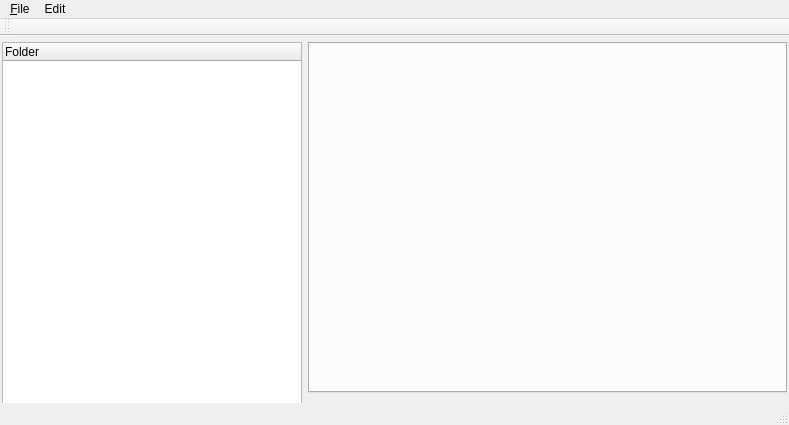
Old version of the form Tutorial.ui in the repository guanxiaohan/QtWidgetsApplication2.
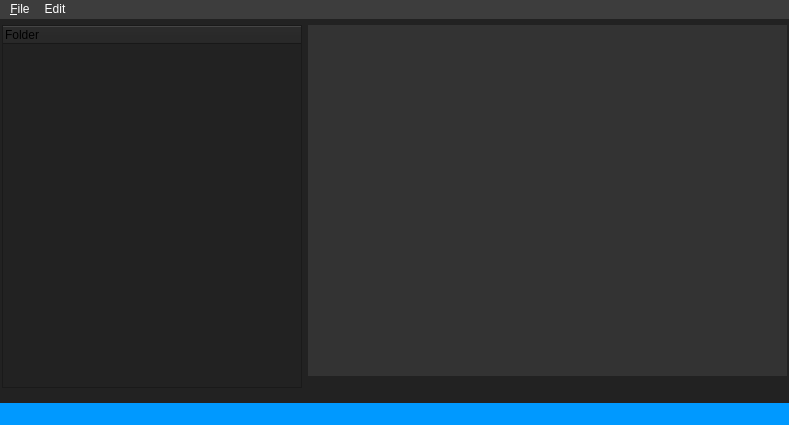
New version of the form. Icons and pictures are not drawn.

What changed in the file:
```diff
--- a/Tutorial.ui
+++ b/Tutorial.ui
@@ -17,6 +17,9 @@
    <iconset>
     <normaloff>bitmap1.bmp</normaloff>bitmap1.bmp</iconset>
   </property>
+  <property name="styleSheet">
+   <string notr="true">background-color:#222222;</string>
+  </property>
   <widget class="QWidget" name="centralWidget">
    <widget class="QWidget" name="gridLayoutWidget">
     <property name="geometry">
@@ -70,9 +73,15 @@
          <height>16777215</height>
         </size>
        </property>
+       <property name="styleSheet">
+        <string notr="true"/>
+       </property>
        <property name="editTriggers">
         <set>QAbstractItemView::NoEditTriggers</set>
        </property>
+       <property name="headerHidden">
+        <bool>false</bool>
+       </property>
        <property name="columnCount">
         <number>1</number>
        </property>
@@ -81,13 +90,16 @@
        </attribute>
        <column>
         <property name="text">
-         <string notr="true">Folder</string>
+         <string>Folder</string>
         </property>
        </column>
       </widget>
      </item>
      <item row="1" column="1">
       <widget class="QTabWidget" name="tabWidget">
+       <property name="styleSheet">
+        <string notr="true">background-color:#333333;border:0px soild #111111;margin:0px 0px 0px 0px</string>
+       </property>
        <property name="tabPosition">
         <enum>QTabWidget::North</enum>
        </property>
@@ -117,6 +129,9 @@
      <height>22</height>
     </rect>
    </property>
+   <property name="styleSheet">
+    <string notr="true">background-color:rgb(61, 61, 61);color:white;</string>
+   </property>
    <widget class="QMenu" name="menu_File">
     <property name="title">
      <string>&amp;File</string>
@@ -157,15 +172,11 @@
    <addaction name="menu_File"/>
    <addaction name="menuEdit"/>
   </widget>
-  <widget class="QToolBar" name="mainToolBar">
-   <attribute name="toolBarArea">
-    <enum>TopToolBarArea</enum>
-   </attribute>
-   <attribute name="toolBarBreak">
-    <bool>false</bool>
-   </attribute>
+  <widget class="QStatusBar" name="statusBar">
+   <property name="styleSheet">
+    <string notr="true">background-color:#0099FF</string>
+   </property>
   </widget>
-  <widget class="QStatusBar" name="statusBar"/>
   <action name="actionNew">
    <property name="text">
     <string>New file</string>
```
